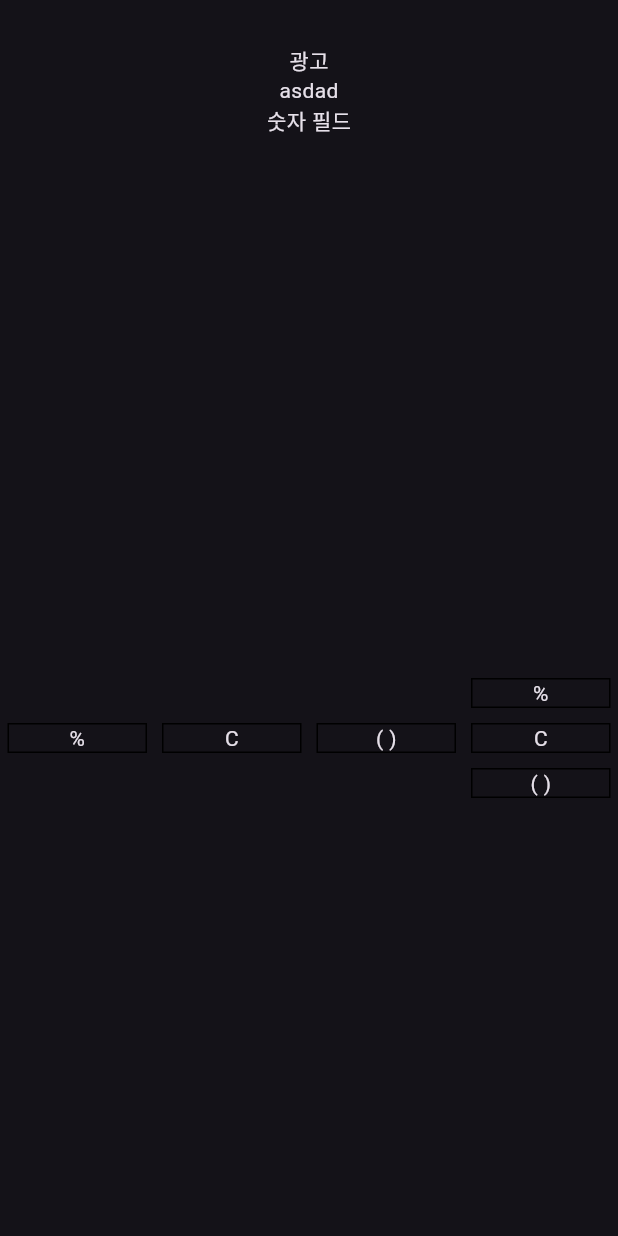
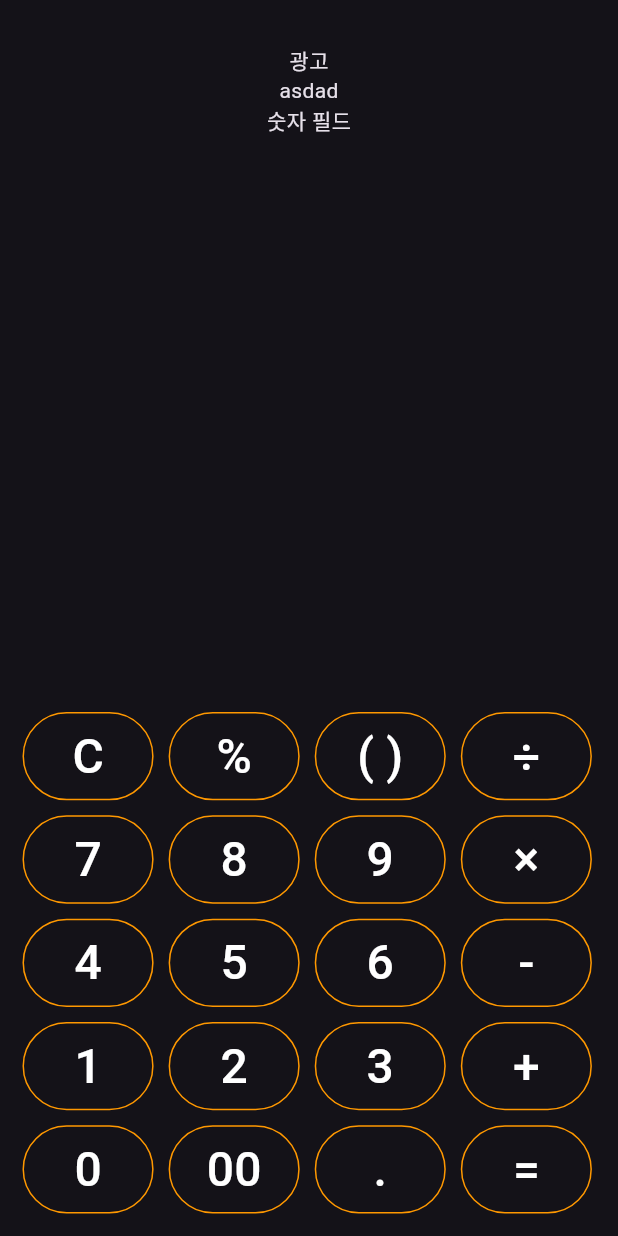
Before and after one commit to khjde1207/real_life_calculator, a Flutter app: the screen it shows after launch, on a phone screen of 412 x 824 dp. Run offline on Flutter 3.47's test engine with Material 2 defaults, Android fonts, the phone set to English and light mode, and no system bars; our stand-ins replace get, isar, styled_widget, vibration; accounts and stored records are empty; generated files the repository leaves out were written again.

Commit message:
키패드 구현

```diff
--- a/lib/comp/keyboard_comp.dart
+++ b/lib/comp/keyboard_comp.dart
@@ -2,20 +2,42 @@ import 'package:flutter/material.dart';
 import 'package:flutter/src/widgets/framework.dart';
 import 'package:get/get.dart';
 import 'package:styled_widget/styled_widget.dart';
+import 'package:vibration/vibration.dart';
 
 class KeyboardComp extends GetView {
-  Map<String, Function()> clcButtons = {
-    "%": () {},
-    "C": () {},
-    "( )": () {},
-    // ")": () {},
+  KeyboardComp({
+    required this.onPressed,
+  });
+
+  Map<String, Function()> clcButtons1 = {
+    "C": () => "C",
+    "%": () => "%",
+    "( )": () => "()",
+    "÷": () => "÷",
   };
-
-  Map<String, Function()> verticalClcButtons = {
-    "÷": () {},
-    "×": () {},
-    "-": () {},
-    "+": () {},
+  Map<String, Function()> clcButtons2 = {
+    "7": () => "7",
+    "8": () => "8",
+    "9": () => "9",
+    "×": () => "×",
+  };
+  Map<String, Function()> clcButtons3 = {
+    "4": () => "4",
+    "5": () => "5",
+    "6": () => "6",
+    "-": () => "-",
+  };
+  Map<String, Function()> clcButtons4 = {
+    "1": () => "1",
+    "2": () => "2",
+    "3": () => "3",
+    "+": () => "+",
+  };
+  Map<String, Function()> clcButtons5 = {
+    "0": () => "0",
+    "00": () => "00",
+    ".": () => ".",
+    "=": () => "=",
   };
 
   Map<String, Function> engineeringButton = {
@@ -33,58 +55,60 @@ class KeyboardComp extends GetView {
     "x^3": () {},
     "x-10^y": () {},
   };
-  Map<String, Function> numberButtons = {
-    "7": () {},
-    "8": () {},
-    "9": () {},
-    "4": () {},
-    "5": () {},
-    "6": () {},
-    "1": () {},
-    "2": () {},
-    "3": () {},
-    "0": () {},
-    "00": () {},
-    ".": () {},
-  };
+
+  Function(String) onPressed;
+
   @override
   Widget build(BuildContext context) {
     // TODO: implement build
-    var buttonWidth = Get.width / 4;
-
+    var buttonWidth = (Get.width / 5) + 5;
+    var buttonheight = (Get.height / 2) / 7;
     return [
-      [
-        ...clcButtons
-            .map((key, value) {
-              return MapEntry(
-                key,
-                Text(key)
-                    .center()
-                    .border(all: 1)
-                    .borderRadius(all: 10)
-                    .paddingAll(5) //
-                    .width(buttonWidth),
-              );
-            })
-            .values
-            .toList(),
-        [
-          ...clcButtons
+      ...[clcButtons1, clcButtons2, clcButtons3, clcButtons4, clcButtons5]
+          .map((e) {
+        return [
+          ...e
               .map((key, value) {
                 return MapEntry(
-                  key,
-                  Text(key)
-                      .center()
-                      .border(all: 1)
-                      .borderRadius(all: 10)
-                      .paddingAll(5) //
-                      .width(buttonWidth),
-                );
+                    key,
+                    OutlinedButton(
+                      style: OutlinedButton.styleFrom(
+                        minimumSize: Size(buttonWidth, buttonheight),
+                        maximumSize: Size(buttonWidth, buttonheight),
+                        padding: EdgeInsets.zero,
+                        foregroundColor: Colors.white,
+                        side: BorderSide(width: 1, color: Colors.orange),
+                      ),
+                      onPressed: () {
+                        Vibration.vibrate(duration: 10, amplitude: 200);
+                        onPressed(value());
+                      },
+                      child: Text(key).fontSize(32).textColor(Colors.white),
+                    ).marginAll(5));
               })
               .values
               .toList(),
-        ].toColumn()
-      ].toRow()
-    ].toColumn(mainAxisAlignment: MainAxisAlignment.start);
+        ].toRow();
+      }).toList()
+    ]
+        .toColumn(
+          mainAxisAlignment: MainAxisAlignment.start,
+          mainAxisSize: MainAxisSize.min,
+        )
+        .padding(horizontal: 10, bottom: 10);
   }
 }
+// Text(key)
+//     .fontSize(24)
+//     .center()
+//     .ripple(radius: buttonWidth / 6)
+//     .gestures(onTap: () {})
+//     .decorated(
+//         border: Border.all(
+//           width: 1,
+//           color: Colors.orange,
+//         ),
+//         borderRadius: BorderRadius.circular(20))
+//     .paddingAll(5) //
+//     .width(buttonWidth)
+//     .height(buttonheight),
--- a/lib/pages/clc_page.dart
+++ b/lib/pages/clc_page.dart
@@ -12,7 +12,11 @@ class ClcPage extends GetView {
     return Scaffold(
       body: [
         Text("숫자 필드").expanded(),
-        KeyboardComp().expanded(),
+        KeyboardComp(
+          onPressed: (v) {
+            print(v);
+          },
+        ),
       ].toColumn(),
     );
   }
--- a/pubspec.yaml
+++ b/pubspec.yaml
@@ -50,6 +50,7 @@ dependencies:
   isar: 3.0.0-dev.5
   isar_flutter_libs: 3.0.0-dev.5
   styled_widget: ^0.4.1
+  vibration: ^1.7.6
 
 
 dev_dependencies:
```
Also changed, not shown: pubspec.lock, 1 other file.
